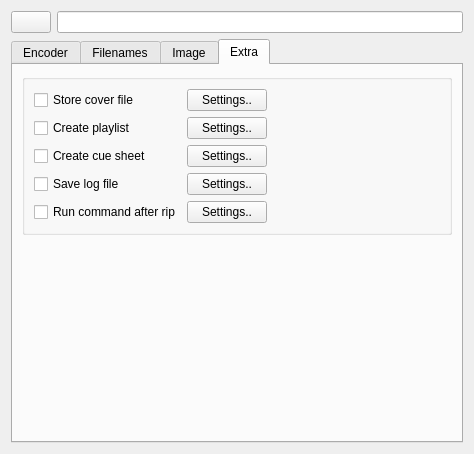
Before: the Qt Designer form dialogs/profiledatawidgetUI.ui in KDE/audex, drawn with Qt 5.
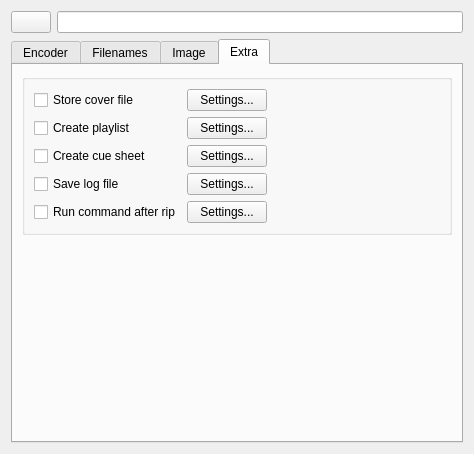
After: the same form once the commit is applied. The open tabs and pages were chosen to show the change. Custom widgets are drawn as their Qt base class.

Commit message: build whole sentences in the GUI instead of joining pieces (better for translations)

The edit to the form file:
```diff
--- a/dialogs/profiledatawidgetUI.ui
+++ b/dialogs/profiledatawidgetUI.ui
@@ -329,7 +329,7 @@
              </font>
             </property>
             <property name="text">
-             <string>Settings..</string>
+             <string>Settings...</string>
             </property>
            </widget>
           </item>
@@ -355,7 +355,7 @@
              </font>
             </property>
             <property name="text">
-             <string>Settings..</string>
+             <string>Settings...</string>
             </property>
            </widget>
           </item>
@@ -372,14 +372,14 @@
           <item row="2" column="1">
            <widget class="QPushButton" name="kpushbutton_cue">
             <property name="text">
-             <string>Settings..</string>
+             <string>Settings...</string>
             </property>
            </widget>
           </item>
           <item row="3" column="1">
            <widget class="QPushButton" name="kpushbutton_logfile">
             <property name="text">
-             <string>Settings..</string>
+             <string>Settings...</string>
             </property>
            </widget>
           </item>
@@ -400,7 +400,7 @@
           <item row="4" column="1">
            <widget class="QPushButton" name="kpushbutton_hook">
             <property name="text">
-             <string>Settings..</string>
+             <string>Settings...</string>
             </property>
            </widget>
           </item>
```
The commit also changes 7 other files.
